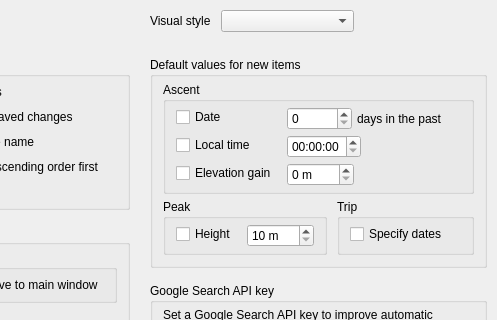
Old version of the form src/ui/settings_window.ui in the repository svetter/pal; both pictures show x 268 to 765 and y 0 to 320 of the 765 by 514 pixel window.
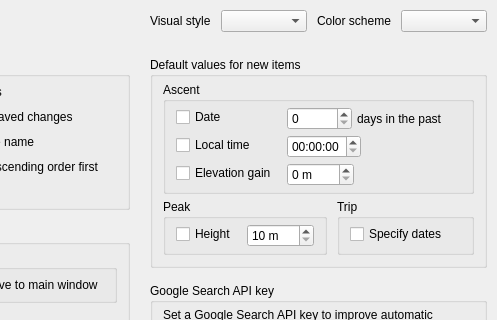
New version of the form.

Commit message:
Add option for new application style and color scheme selector
Includes German translation

Closes #224

Patch:
```diff
--- a/src/ui/settings_window.ui
+++ b/src/ui/settings_window.ui
@@ -6,7 +6,7 @@
    <rect>
     <x>0</x>
     <y>0</y>
-    <width>800</width>
+    <width>814</width>
     <height>609</height>
    </rect>
   </property>
@@ -324,7 +324,7 @@
         <enum>QLayout::SizeConstraint::SetFixedSize</enum>
        </property>
        <item>
-        <layout class="QHBoxLayout" name="styleLayout" stretch="0,1,1">
+        <layout class="QHBoxLayout" name="styleLayout" stretch="0,1,0,1">
          <property name="spacing">
           <number>10</number>
          </property>
@@ -346,17 +346,14 @@
           </widget>
          </item>
          <item>
-          <spacer name="styleSpacer">
-           <property name="orientation">
-            <enum>Qt::Orientation::Horizontal</enum>
+          <widget class="QLabel" name="colorSchemeLabel">
+           <property name="text">
+            <string>Color scheme</string>
            </property>
-           <property name="sizeHint" stdset="0">
-            <size>
-             <width>0</width>
-             <height>0</height>
-            </size>
-           </property>
-          </spacer>
+          </widget>
+         </item>
+         <item>
+          <widget class="QComboBox" name="colorSchemeCombo"/>
          </item>
         </layout>
        </item>
```
The commit also changes 7 other files.
